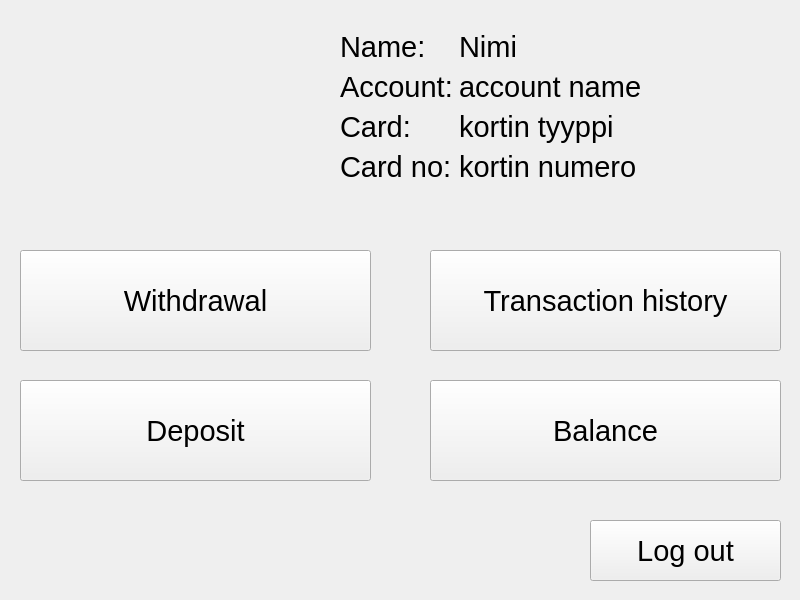
The window that qt/banksim/mainwindow.ui (lassesuomela/banksim) describes before a commit, drawn with Qt 5.
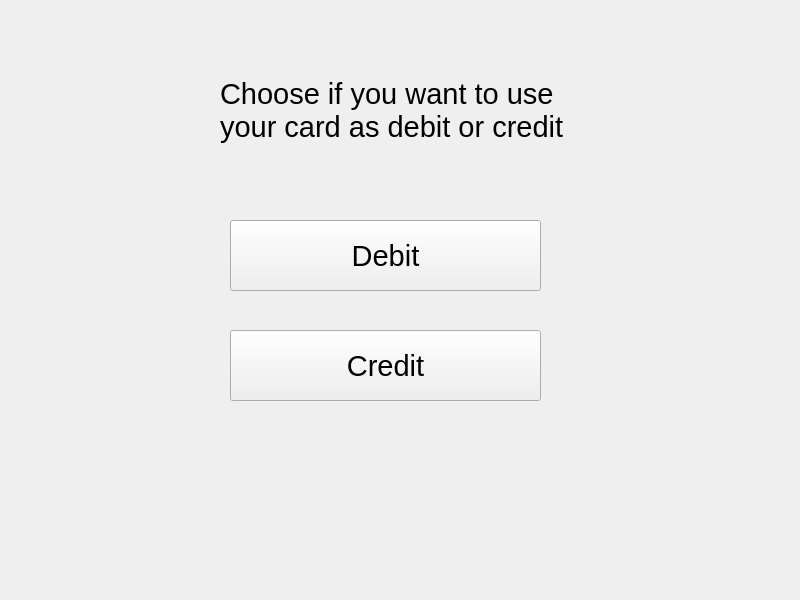
The same window after the commit. The open tabs and pages were chosen to show the change.

Commit message: credit/debit choose

```diff
--- a/qt/banksim/mainwindow.ui
+++ b/qt/banksim/mainwindow.ui
@@ -17,7 +17,7 @@
    <property name="geometry">
     <rect>
      <x>0</x>
-     <y>-10</y>
+     <y>0</y>
      <width>800</width>
      <height>600</height>
     </rect>
@@ -343,6 +343,50 @@
      </property>
     </widget>
    </widget>
+   <widget class="QWidget" name="valintasivu">
+    <widget class="QPushButton" name="debit_button">
+     <property name="geometry">
+      <rect>
+       <x>230</x>
+       <y>220</y>
+       <width>311</width>
+       <height>71</height>
+      </rect>
+     </property>
+     <property name="text">
+      <string>Debit</string>
+     </property>
+    </widget>
+    <widget class="QPushButton" name="credit_button">
+     <property name="geometry">
+      <rect>
+       <x>230</x>
+       <y>330</y>
+       <width>311</width>
+       <height>71</height>
+      </rect>
+     </property>
+     <property name="text">
+      <string>Credit</string>
+     </property>
+    </widget>
+    <widget class="QLabel" name="label_6">
+     <property name="geometry">
+      <rect>
+       <x>220</x>
+       <y>50</y>
+       <width>381</width>
+       <height>121</height>
+      </rect>
+     </property>
+     <property name="text">
+      <string>Choose if you want to use your card as debit or credit</string>
+     </property>
+     <property name="wordWrap">
+      <bool>true</bool>
+     </property>
+    </widget>
+   </widget>
    <widget class="QWidget" name="saldosivu">
     <widget class="QLabel" name="transaction_label">
      <property name="geometry">
```
Left out of the diff: 2 changed lines with no effect on the pictures. The commit also changes 3 other files.
